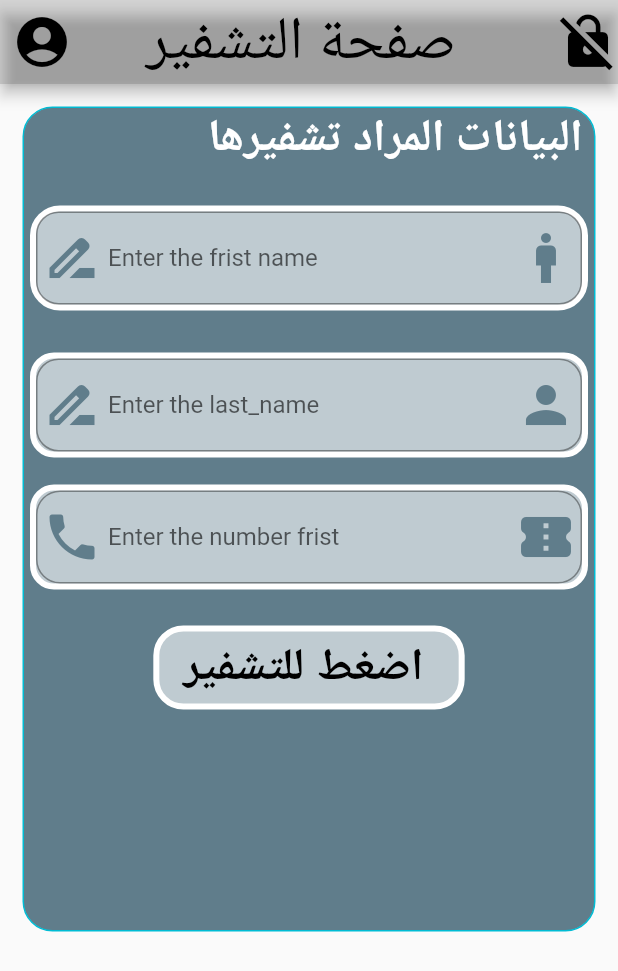
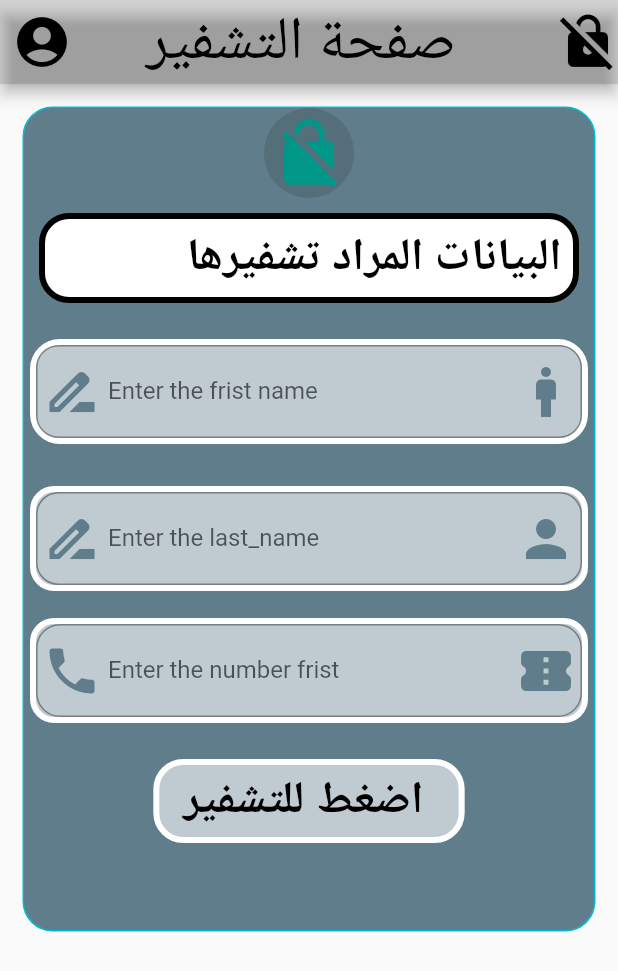
Before and after one commit to salahalddinn/project_flutter, a Flutter app: the screen it shows after launch, on a phone screen of 412 x 824 dp. Shown: the top 971 px of the screen. Run offline on Flutter 3.47's test engine with Material 2 defaults, Android fonts, the light colour scheme and no system bars.

Commit message:
create the CircleAvatar in the top in child icon_acc  redius 30

```diff
--- a/lib/main.dart
+++ b/lib/main.dart
@@ -42,16 +42,30 @@ class screan1 extends StatelessWidget {
               ),
               child: Column(
                 children: [
+                  CircleAvatar(
+                    backgroundColor: Colors.black12,
+                    radius: 30,
+                    child: Icon(Icons.no_encryption_gmailerrorred_rounded,size: 50,color: Colors.teal,),
+                  ),
                  Container(
 
-                    child: Row(
+                   margin: EdgeInsets.all(10),
+                   width: double.infinity,
+                   height: 60,
+                   decoration: BoxDecoration(
+                     color: Colors.white,
+                     borderRadius: BorderRadius.circular(20),
+                     border: Border.all(color: Colors.black,width: 4),
+                   ),
+                   child:  Row(
                      textDirection: TextDirection.rtl,
                      children: [
-                        Text("البيانات المراد تشفيرها ",style: TextStyle(color: Colors.white,fontWeight: FontWeight.bold,fontSize: 30),),
+                       Text("البيانات المراد تشفيرها ",style: TextStyle(color: Colors.black,fontWeight: FontWeight.bold,fontSize: 30),),
                      ],
                    ),
                  ),
-                  SizedBox(height: 20,),
+                  SizedBox(height: 10,),
+
                   Container(
                     margin: EdgeInsets.all(4),
                     decoration: BoxDecoration(
```
Lines whose indentation alone changed are shown as unchanged.
